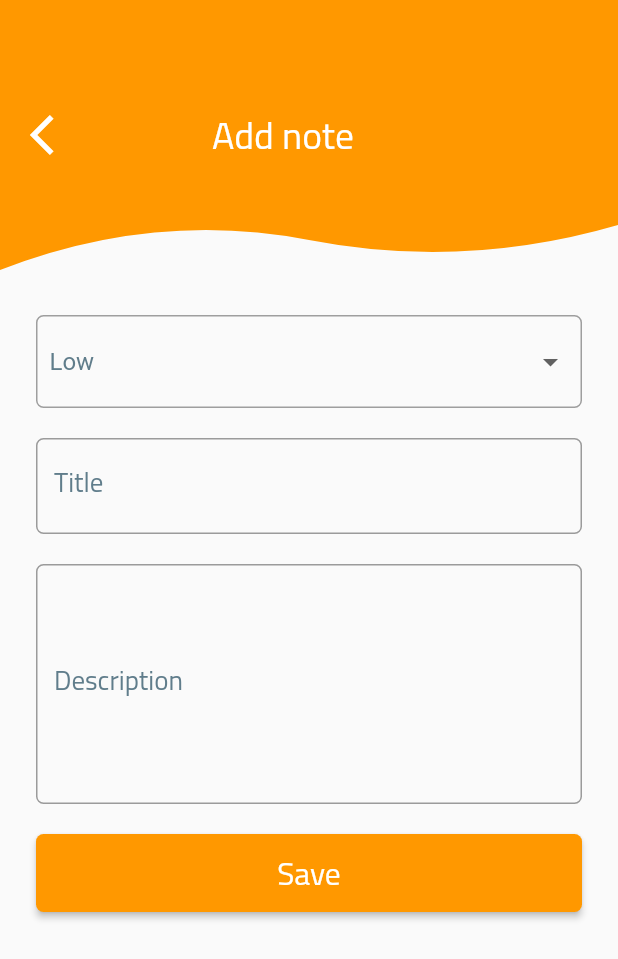
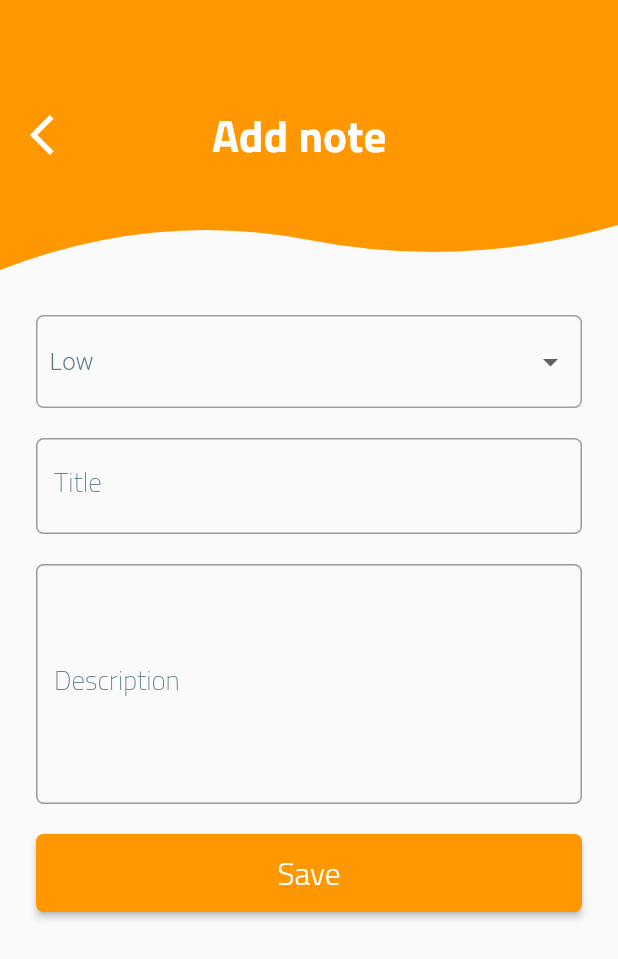
Before and after one commit to FabianVarela/notekeeper_flutter, a Flutter app: the screen it shows after launch, after a tap on the "add" icon, on a phone screen of 412 x 824 dp. Shown: the top 959 px of the screen. Run offline on Flutter 3.47's test engine with Material 2 defaults, Android fonts, the phone set to English and light mode, and no system bars; our stand-ins replace sqflite; accounts and stored records are empty; statements that could not run were skipped.

Commit message:
Modify note detail UI

```diff
--- a/lib/screens/note_detail.dart
+++ b/lib/screens/note_detail.dart
@@ -121,8 +121,8 @@ class NoteDetailState extends State<NoteDetail> {
               child: Text(
                 widget.appBarTitle,
                 style: TextStyle(
-                  fontSize: 25,
-                  fontWeight: FontWeight.w500,
+                  fontSize: 30,
+                  fontWeight: FontWeight.w700,
                   color: Theme.of(context).backgroundColor,
                 ),
               ),
@@ -144,13 +144,20 @@ class NoteDetailState extends State<NoteDetail> {
         child: DropdownButton<String>(
           style: TextStyle(
             fontSize: 16,
+            fontWeight: FontWeight.w300,
             color: Theme.of(context).indicatorColor,
           ),
           value: _getPriorityAsString(widget.note.priority),
           items: _priorities.map((String dropDownListItem) {
             return DropdownMenuItem<String>(
               value: dropDownListItem,
-              child: Text(dropDownListItem),
+              child: Text(
+                dropDownListItem,
+                style: TextStyle(
+                  fontSize: 16,
+                  fontWeight: FontWeight.w300,
+                ),
+              ),
             );
           }).toList(),
           onChanged: (String valueSelected) {
@@ -170,12 +177,14 @@ class NoteDetailState extends State<NoteDetail> {
       maxLines: maxLines,
       style: TextStyle(
         fontSize: 16,
+        fontWeight: FontWeight.w400,
         color: Theme.of(context).indicatorColor,
       ),
       decoration: InputDecoration(
         labelText: title,
         labelStyle: TextStyle(
           fontSize: 18,
+          fontWeight: FontWeight.w100,
           color: Theme.of(context).indicatorColor,
         ),
         errorStyle: TextStyle(fontSize: 15),
@@ -196,6 +205,7 @@ class NoteDetailState extends State<NoteDetail> {
         textScaleFactor: 1.5,
         style: TextStyle(
           fontSize: 14,
+          fontWeight: FontWeight.w300,
           color: Theme.of(context).backgroundColor,
         ),
       ),
@@ -261,8 +271,20 @@ class NoteDetailState extends State<NoteDetail> {
     showDialog(
       context: context,
       builder: (_) => AlertDialog(
-        title: Text(title),
-        content: Text(message),
+        title: Text(
+          title,
+          style: TextStyle(
+            fontSize: 20,
+            fontWeight: FontWeight.w400,
+          ),
+        ),
+        content: Text(
+          message,
+          style: TextStyle(
+            fontSize: 18,
+            fontWeight: FontWeight.w100,
+          ),
+        ),
       ),
     );
   }
```
